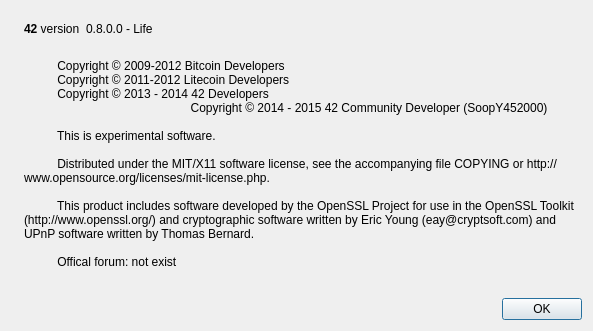
Old version of the form src/qt/forms/aboutdialog.ui in the repository sherlockcoin/42.
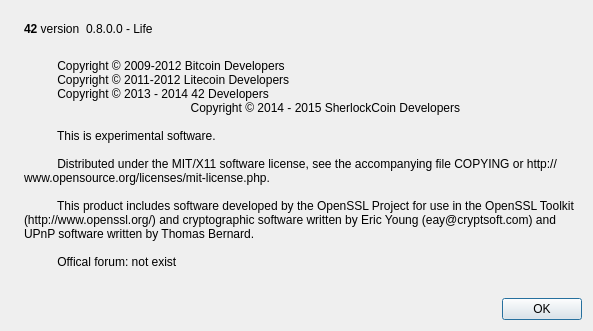
New version of the form. Icons and pictures are not drawn.

```diff
--- a/src/qt/forms/aboutdialog.ui
+++ b/src/qt/forms/aboutdialog.ui
@@ -98,7 +98,7 @@
           Copyright © 2009-2012 Bitcoin Developers
           Copyright © 2011-2012 Litecoin Developers
           Copyright © 2013 - 2014 42 Developers
-		  Copyright © 2014 - 2015 42 Community Developer (SoopY452000)
+		  Copyright © 2014 - 2015 SherlockCoin Developers
 		  
           This is experimental software.
 
```
